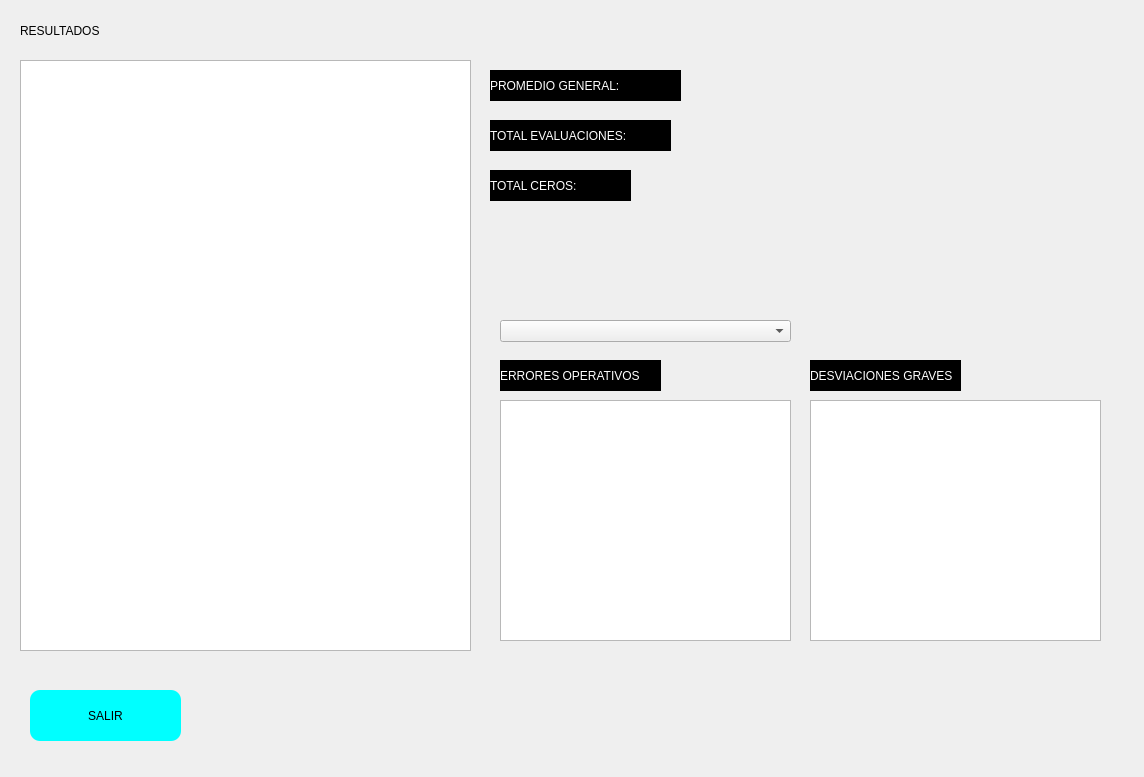
Above: interfaces/analista_calidad/dash.ui from Ersa77/teggium_evaluations before the change. Below: the same form after it.
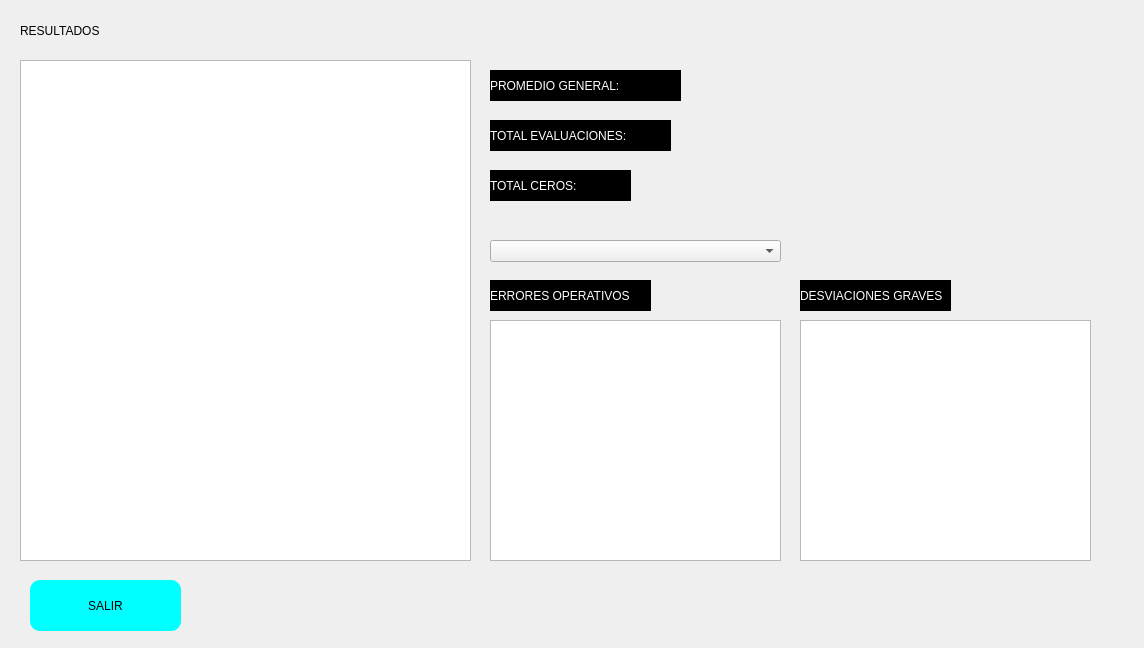
That is the form after the change. Icons and pictures are not drawn.

Commit message: modified:   source/cuestionario.py cerrar ventana al iniciar evaluacion 	modified:   source/new_evaluation.py cerrar ventana al terminar

The edit to the form file:
```diff
--- a/interfaces/analista_calidad/dash.ui
+++ b/interfaces/analista_calidad/dash.ui
@@ -7,7 +7,7 @@
     <x>0</x>
     <y>0</y>
     <width>1144</width>
-    <height>777</height>
+    <height>648</height>
    </rect>
   </property>
   <property name="windowTitle">
@@ -86,7 +86,7 @@
    <property name="geometry">
     <rect>
      <x>30</x>
-     <y>690</y>
+     <y>580</y>
      <width>151</width>
      <height>51</height>
     </rect>
@@ -101,7 +101,7 @@
      <x>20</x>
      <y>60</y>
      <width>451</width>
-     <height>591</height>
+     <height>501</height>
     </rect>
    </property>
    <property name="styleSheet">
@@ -111,8 +111,8 @@
   <widget class="QTableView" name="erroresOperativos">
    <property name="geometry">
     <rect>
-     <x>500</x>
-     <y>400</y>
+     <x>490</x>
+     <y>320</y>
      <width>291</width>
      <height>241</height>
     </rect>
@@ -121,8 +121,8 @@
   <widget class="QTableView" name="desviacionesGraves">
    <property name="geometry">
     <rect>
-     <x>810</x>
-     <y>400</y>
+     <x>800</x>
+     <y>320</y>
      <width>291</width>
      <height>241</height>
     </rect>
@@ -185,8 +185,8 @@
   <widget class="QComboBox" name="filtroProceso">
    <property name="geometry">
     <rect>
-     <x>500</x>
-     <y>320</y>
+     <x>490</x>
+     <y>240</y>
      <width>291</width>
      <height>22</height>
     </rect>
@@ -198,8 +198,8 @@
   <widget class="QLabel" name="erroresOpsLABEL">
    <property name="geometry">
     <rect>
-     <x>500</x>
-     <y>360</y>
+     <x>490</x>
+     <y>280</y>
      <width>161</width>
      <height>31</height>
     </rect>
@@ -216,8 +216,8 @@
   <widget class="QLabel" name="desviacionesGravesLabel">
    <property name="geometry">
     <rect>
-     <x>810</x>
-     <y>360</y>
+     <x>800</x>
+     <y>280</y>
      <width>151</width>
      <height>31</height>
     </rect>
```
The commit also changes 5 other files.
